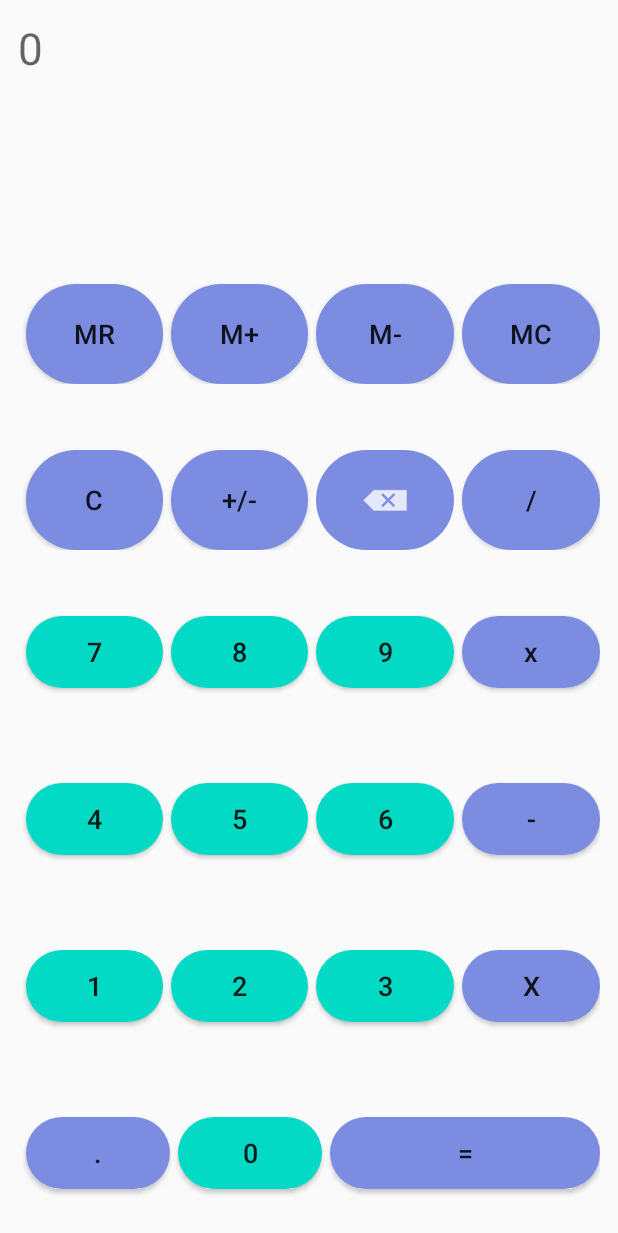
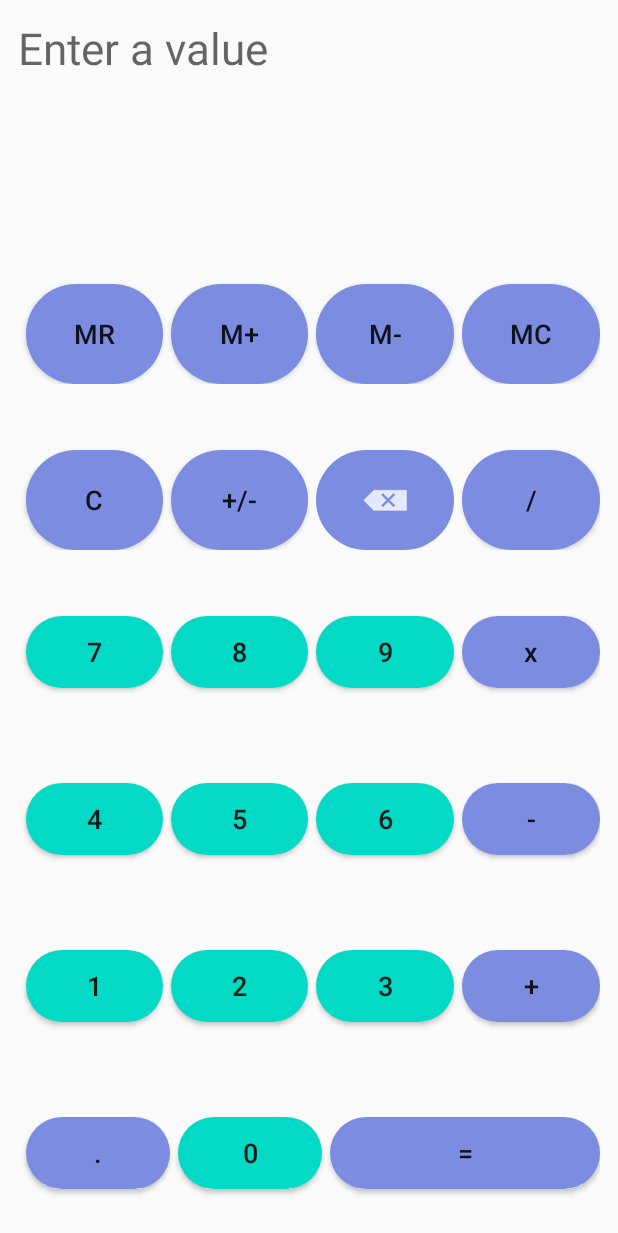
Before and after one commit to Otaka00/SimpleCalculatorApp, an Android app: the screen it shows after launch (MainActivity), on a phone screen of 412 x 824 dp. Shown: the top 1233 px of the screen. Run offline under Robolectric (Android 15) with nearby library versions, the phone set to English and light mode, and no system bars.

Commit message:
Dot handled

```diff
--- a/app/src/main/res/layout/activity_main.xml
+++ b/app/src/main/res/layout/activity_main.xml
@@ -20,7 +20,7 @@
             android:layout_height="0dp"
             android:layout_margin="12dp"
             android:layout_weight="1"
-            android:hint="@string/zero"
+            android:hint="@string/textField"
             android:textSize="29sp" />
 
         <LinearLayout
@@ -127,7 +127,8 @@
                     android:layout_weight="1"
                     android:background="@drawable/button"
                     android:backgroundTint="#7B8CE1"
-                    app:srcCompat="@android:drawable/ic_input_delete" />
+                    app:srcCompat="@android:drawable/ic_input_delete"
+                    tools:ignore="SpeakableTextPresentCheck" />
 
                 <Button
                     android:id="@+id/divide"
@@ -300,7 +301,7 @@
                     android:layout_weight="1"
                     android:background="@drawable/button"
                     android:backgroundTint="#7B8CE1"
-                    android:text="@string/multiply"
+                    android:text="@string/add"
                     android:textSize="18sp" />
 
             </LinearLayout>
--- a/app/src/main/res/values/strings.xml
+++ b/app/src/main/res/values/strings.xml
@@ -1,6 +1,7 @@
 <resources>
     <string name="MyCalculator">My Calculator</string>
     <string name="app_name">MyCalculator</string>
+    <string name="textField">Enter a value</string>
     <string name="plusMinus">+/-</string>
     <string name="MR">MR</string>
     <string name="MC">MC</string>
```
Also changed, not shown: app/src/main/java/com/ahmadossama/mycalculator/MainActivity.java (+33 -18 lines).
